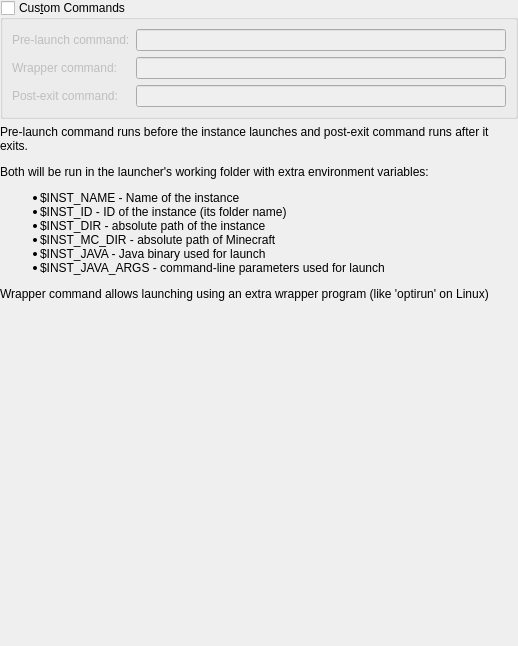
The window that launcher/ui/widgets/CustomCommands.ui (PolyMC/PolyMC) describes before a commit, drawn with Qt 5.
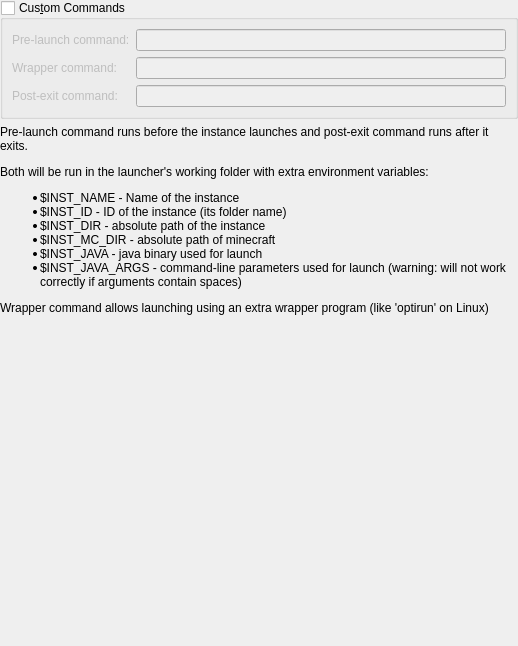
The same window after the commit.

Commit message: Allow components to specify Java agents and JVM arguments

```diff
--- a/launcher/ui/widgets/CustomCommands.ui
+++ b/launcher/ui/widgets/CustomCommands.ui
@@ -74,7 +74,7 @@
    <item>
     <widget class="QLabel" name="labelCustomCmdsDescription">
      <property name="text">
-      <string>&lt;html&gt;&lt;head/&gt;&lt;body&gt;&lt;p&gt;Pre-launch command runs before the instance launches and post-exit command runs after it exits.&lt;/p&gt;&lt;p&gt;Both will be run in the launcher's working folder with extra environment variables:&lt;/p&gt;&lt;ul&gt;&lt;li&gt;$INST_NAME - Name of the instance&lt;/li&gt;&lt;li&gt;$INST_ID - ID of the instance (its folder name)&lt;/li&gt;&lt;li&gt;$INST_DIR - absolute path of the instance&lt;/li&gt;&lt;li&gt;$INST_MC_DIR - absolute path of Minecraft&lt;/li&gt;&lt;li&gt;$INST_JAVA - Java binary used for launch&lt;/li&gt;&lt;li&gt;$INST_JAVA_ARGS - command-line parameters used for launch&lt;/li&gt;&lt;/ul&gt;&lt;p&gt;Wrapper command allows launching using an extra wrapper program (like 'optirun' on Linux)&lt;/p&gt;&lt;/body&gt;&lt;/html&gt;</string>
+      <string>&lt;html&gt;&lt;head/&gt;&lt;body&gt;&lt;p&gt;Pre-launch command runs before the instance launches and post-exit command runs after it exits.&lt;/p&gt;&lt;p&gt;Both will be run in the launcher's working folder with extra environment variables:&lt;/p&gt;&lt;ul&gt;&lt;li&gt;$INST_NAME - Name of the instance&lt;/li&gt;&lt;li&gt;$INST_ID - ID of the instance (its folder name)&lt;/li&gt;&lt;li&gt;$INST_DIR - absolute path of the instance&lt;/li&gt;&lt;li&gt;$INST_MC_DIR - absolute path of minecraft&lt;/li&gt;&lt;li&gt;$INST_JAVA - java binary used for launch&lt;/li&gt;&lt;li&gt;$INST_JAVA_ARGS - command-line parameters used for launch (warning: will not work correctly if arguments contain spaces)&lt;/li&gt;&lt;/ul&gt;&lt;p&gt;Wrapper command allows launching using an extra wrapper program (like 'optirun' on Linux)&lt;/p&gt;&lt;/body&gt;&lt;/html&gt;</string>
      </property>
      <property name="alignment">
       <set>Qt::AlignLeading|Qt::AlignLeft|Qt::AlignTop</set>
```
The commit also changes 9 other files.
